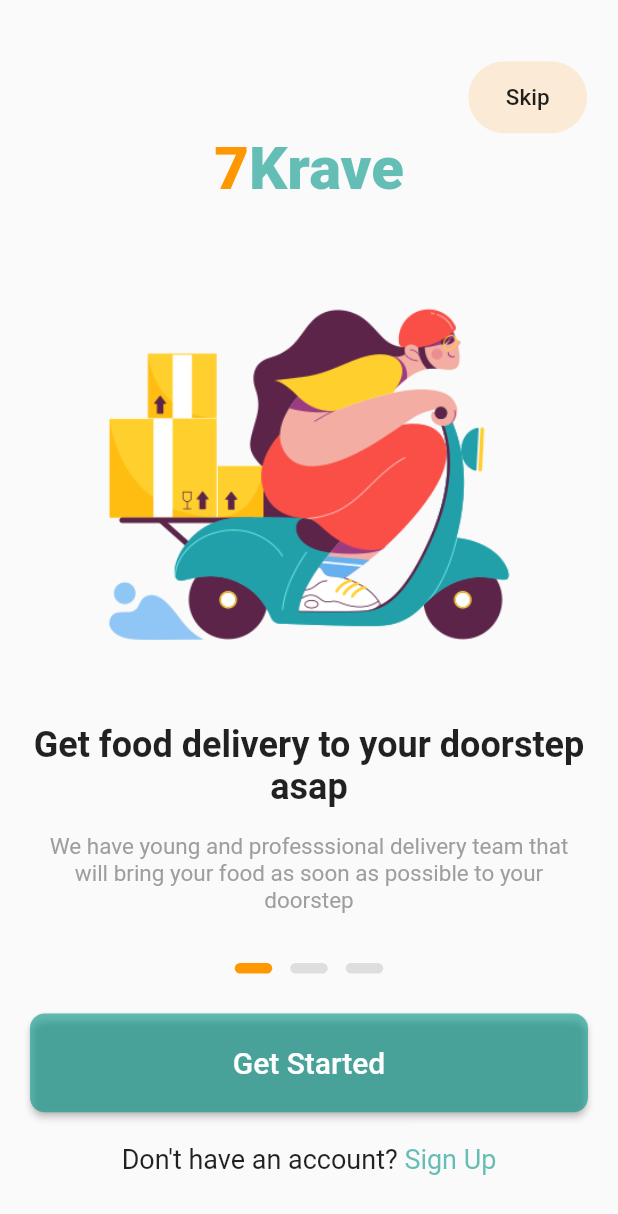
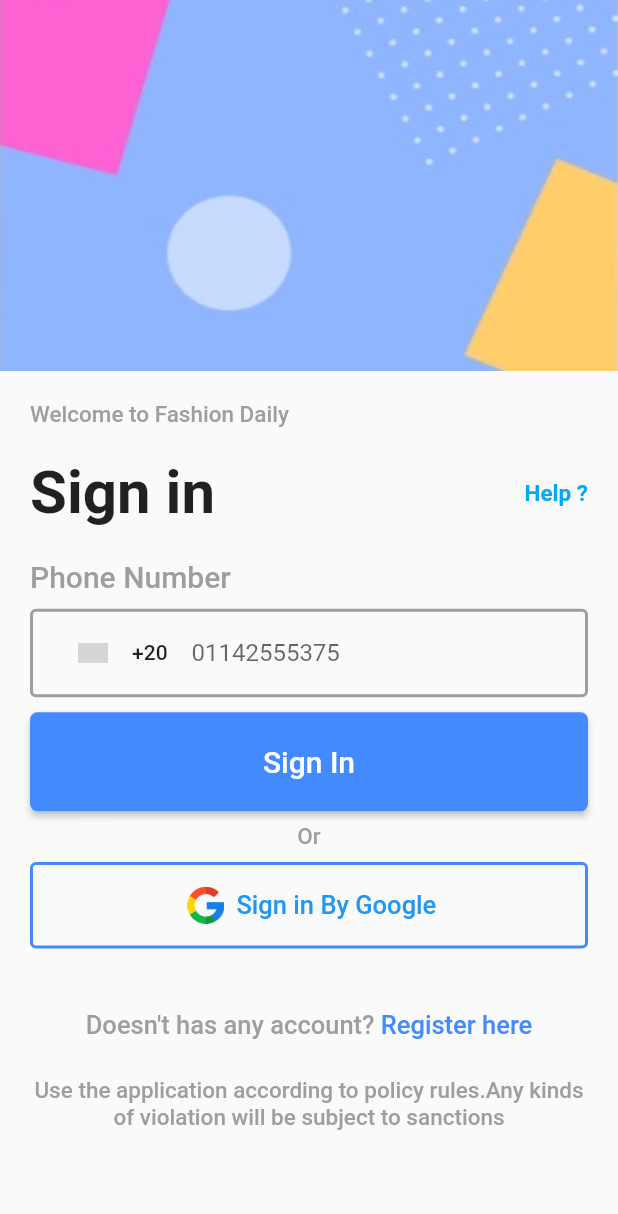
Before and after one commit to sherif17/Algoriza_Flutter_Internship, a Flutter app: the screen it shows after launch, after a tap on "Skip", on a phone screen of 412 x 824 dp. Shown: the top 1214 px of the screen. Run offline on Flutter 3.47's test engine with Material 2 defaults, Android fonts, the phone set to English and light mode, and no system bars; drawn by our look-alikes of country_code_picker, dots_indicator; grey boxes are pictures that could not be loaded.

Commit message:
Login_Screen

```diff
--- /dev/null
+++ b/login_register_app/lib/UI/login/login.dart
@@ -0,0 +1,199 @@
+import 'package:country_code_picker/country_code_picker.dart';
+import 'package:flutter/material.dart';
+import 'package:flutter/widgets.dart';
+
+class Login extends StatelessWidget {
+  const Login({Key? key}) : super(key: key);
+
+  @override
+  Widget build(BuildContext context) {
+    Size size = MediaQuery.of(context).size;
+    return Scaffold(
+      body: SingleChildScrollView(
+        child: Column(
+          children: [
+            SizedBox(
+              width: size.width,
+              height: size.height * 0.3,
+              child: Image.asset(
+                "assets/images/background.png",
+                fit: BoxFit.fill,
+              ),
+            ),
+            Column(
+              crossAxisAlignment: CrossAxisAlignment.center,
+              children: [
+                Padding(
+                  padding: const EdgeInsets.all(20),
+                  child: Row(
+                    children: const [
+                      Text("Welcome to Fashion Daily",
+                          style: TextStyle(
+                              fontSize: 15,
+                              fontWeight: FontWeight.w500,
+                              color: Colors.grey))
+                    ],
+                  ),
+                ),
+                Padding(
+                  padding: EdgeInsets.symmetric(horizontal: 20),
+                  child: Row(
+                    mainAxisAlignment: MainAxisAlignment.spaceBetween,
+                    crossAxisAlignment: CrossAxisAlignment.center,
+                    children: const [
+                      Text("Sign in",
+                          style: TextStyle(
+                            fontSize: 40,
+                            fontWeight: FontWeight.bold,
+                          )),
+                      Text("Help ?",
+                          style: TextStyle(
+                              fontSize: 15,
+                              fontWeight: FontWeight.bold,
+                              color: Colors.lightBlue))
+                    ],
+                  ),
+                ),
+                SizedBox(
+                  height: size.height * 0.025,
+                ),
+                Padding(
+                  padding: const EdgeInsets.symmetric(horizontal: 20),
+                  child: Row(
+                    children: const [
+                      Text("Phone Number",
+                          style: TextStyle(
+                              fontSize: 20,
+                              fontWeight: FontWeight.w500,
+                              color: Colors.grey)),
+                    ],
+                  ),
+                ),
+                Padding(
+                  padding:
+                      const EdgeInsets.symmetric(horizontal: 20, vertical: 10),
+                  child: TextFormField(
+                    decoration: InputDecoration(
+                      border: const OutlineInputBorder(),
+                      enabledBorder: const OutlineInputBorder(
+                        borderSide: BorderSide(color: Colors.grey, width: 2.0),
+                      ),
+                      hintText: "01142555375",
+                      prefixIcon: CountryCodePicker(
+                        onChanged: print,
+                        // Initial selection and favorite can be one of code ('IT') OR dial_code('+39')
+                        initialSelection: '+20',
+                        favorite: ['+20', 'مصر'],
+                        // optional. Shows only country name and flag
+                        showCountryOnly: true,
+                        flagWidth: 20,
+                        // optional. Shows only country name and flag when popup is closed.
+                        showOnlyCountryWhenClosed: false,
+                        // optional. aligns the flag and the Text left
+                        alignLeft: false,
+                      ),
+                    ),
+                  ),
+                ),
+                Padding(
+                  padding: const EdgeInsets.symmetric(horizontal: 20),
+                  child: Container(
+                    width: double.infinity,
+                    height: size.height * 0.08,
+                    child: ElevatedButton(
+                      style: ElevatedButton.styleFrom(
+                          primary: Colors.blueAccent, //.withOpacity(0.6),
+                          shape: RoundedRectangleBorder(
+                              borderRadius: BorderRadius.circular(5))),
+                      child: const Text(
+                        'Sign In',
+                        style: TextStyle(fontSize: 20, color: Colors.white),
+                      ),
+                      onPressed: () {
+                        Navigator.pushNamed(context, '/login');
+                      },
+                    ),
+                  ),
+                ),
+                Padding(
+                  padding: const EdgeInsets.all(8.0),
+                  child: Row(
+                    mainAxisAlignment: MainAxisAlignment.center,
+                    children: const [
+                      Text("Or",
+                          style: TextStyle(
+                              fontSize: 15,
+                              fontWeight: FontWeight.w500,
+                              color: Colors.grey)),
+                    ],
+                  ),
+                ),
+                Padding(
+                  padding: const EdgeInsets.symmetric(horizontal: 20),
+                  child: Container(
+                    width: double.infinity,
+                    height: size.height * 0.07,
+                    child: OutlinedButton(
+                      style: OutlinedButton.styleFrom(
+                        //  backgroundColor: Colors.black,
+                        // primary: Colors.white,
+                        side: const BorderSide(
+                            color: Colors.blueAccent, width: 2), //<-- SEE HERE
+                      ),
+                      onPressed: () {},
+                      child: Row(
+                        mainAxisAlignment: MainAxisAlignment.center,
+                        children: [
+                          Padding(
+                            padding: const EdgeInsets.all(8.0),
+                            child: Image.asset("assets/images/google.png",
+                                width: size.width * 0.06),
+                          ),
+                          const Text(
+                            'Sign in By Google ',
+                            style: TextStyle(fontSize: 17),
+                          ),
+                        ],
+                      ),
+                    ),
+                  ),
+                ),
+                Padding(
+                  padding: EdgeInsets.only(top: size.height * 0.05),
+                  child: Row(
+                      mainAxisAlignment: MainAxisAlignment.center,
+                      children: const [
+                        Text("Doesn't has any account?",
+                            style: TextStyle(
+                                fontSize: 17,
+                                fontWeight: FontWeight.w500,
+                                color: Colors.grey)),
+                        Text(" Register here",
+                            style: TextStyle(
+                                fontSize: 17,
+                                fontWeight: FontWeight.w500,
+                                color: Colors.blueAccent)),
+                      ]),
+                ),
+                Padding(
+                  padding: EdgeInsets.symmetric(
+                      vertical: size.height * 0.03,
+                      horizontal: size.width * 0.05),
+                  child: const Text(
+                      "Use the application according to policy rules.Any kinds of violation will be subject to sanctions",
+                      overflow: TextOverflow.visible,
+                      textAlign: TextAlign.center,
+                      style: TextStyle(
+                          fontSize: 15,
+                          overflow: TextOverflow.visible,
+                          fontWeight: FontWeight.w500,
+                          color: Colors.grey)),
+                )
+              ],
+            )
+          ],
+        ),
+      ),
+    );
+  }
+}
--- /dev/null
+++ b/login_register_app/lib/UI/onBoarding/OnBoardingModel.dart
@@ -0,0 +1,39 @@
+import 'package:flutter/widgets.dart';
+
+class OnBoardingModel extends StatelessWidget {
+  final List<Widget> text;
+  final String imagePath;
+
+  const OnBoardingModel(this.text, this.imagePath, {Key? key})
+      : super(key: key);
+
+  @override
+  Widget build(BuildContext context) {
+    return Container(
+      // color: Colors.tealAccent.shade100,
+      child: Column(
+        children: [
+          Expanded(
+            flex: 2,
+            child: SafeArea(
+              child: Padding(
+                padding: const EdgeInsets.all(0),
+                child: Image.asset(imagePath),
+              ),
+            ),
+          ),
+          Expanded(
+              flex: 1,
+              child: Padding(
+                padding: const EdgeInsets.all(1),
+                child: Column(
+                    crossAxisAlignment: CrossAxisAlignment.center,
+                    mainAxisSize: MainAxisSize.max,
+                    mainAxisAlignment: MainAxisAlignment.start,
+                    children: text),
+              )),
+        ],
+      ),
+    );
+  }
+}
--- a/login_register_app/lib/UI/onBoarding/onBoarding.dart
+++ b/login_register_app/lib/UI/onBoarding/onBoarding.dart
@@ -25,7 +25,9 @@
               mainAxisAlignment: MainAxisAlignment.end,
               children: [
                 GestureDetector(
-                  onTap: () {},
+                  onTap: () {
+                    Navigator.pushNamed(context, '/login');
+                  },
                   child: Container(
                     alignment: Alignment.center,
                     decoration: BoxDecoration(
@@ -82,7 +84,9 @@
                   'Get Started',
                   style: TextStyle(fontSize: 20, color: Colors.white),
                 ),
-                onPressed: () {},
+                onPressed: () {
+                  Navigator.pushNamed(context, '/login');
+                },
               ),
             ),
           ),
--- a/login_register_app/lib/UI/onBoarding/onBoardingSlider.dart
+++ b/login_register_app/lib/UI/onBoarding/onBoardingSlider.dart
@@ -1,6 +1,7 @@
 import 'dart:io';
 import 'package:dots_indicator/dots_indicator.dart';
 import 'package:flutter/material.dart';
+import 'package:login_register_app/UI/onBoarding/OnBoardingModel.dart';
 
 class OnBoardingSlider extends StatefulWidget {
   const OnBoardingSlider({Key? key}) : super(key: key);
@@ -36,7 +37,7 @@
               controller: controller,
               onPageChanged: _updatePosition,
               children: [
-                OnboardingScreen([
+                OnBoardingModel([
                   Padding(
                     padding: const EdgeInsets.symmetric(horizontal: 20),
                     child: Column(
@@ -63,7 +64,7 @@
                   ),
                   // Padding(padding: EdgeInsets.all(12.0)),
                 ], "assets/images/sammy-delivery-1.png"),
-                OnboardingScreen(
+                OnBoardingModel(
                   [
                     Padding(
                       padding: const EdgeInsets.all(19),
@@ -95,7 +96,7 @@
                   ],
                   "assets/images/sammy-delivery-by-drone.png",
                 ),
-                OnboardingScreen(
+                OnBoardingModel(
                   [
                     Padding(
                       padding: const EdgeInsets.all(19),
@@ -163,41 +164,3 @@
     );
   }
 }
-
-class OnboardingScreen extends StatelessWidget {
-  final List<Widget> text;
-  final String imagePath;
-
-  const OnboardingScreen(this.text, this.imagePath, {Key? key})
-      : super(key: key);
-
-  @override
-  Widget build(BuildContext context) {
-    return Container(
-      // color: Colors.tealAccent.shade100,
-      child: Column(
-        children: [
-          Expanded(
-            flex: 2,
-            child: SafeArea(
-              child: Padding(
-                padding: const EdgeInsets.all(0),
-                child: Image.asset(imagePath),
-              ),
-            ),
-          ),
-          Expanded(
-              flex: 1,
-              child: Padding(
-                padding: const EdgeInsets.all(1),
-                child: Column(
-                    crossAxisAlignment: CrossAxisAlignment.center,
-                    mainAxisSize: MainAxisSize.max,
-                    mainAxisAlignment: MainAxisAlignment.start,
-                    children: text),
-              )),
-        ],
-      ),
-    );
-  }
-}
--- a/login_register_app/lib/UI/onBoarding/sliderModel.dart
+++ /dev/null
@@ -1,74 +0,0 @@
-import 'package:flutter/material.dart';
-
-class SliderModel {
-  String imageAssetPath;
-  String title;
-  String desc;
-
-  SliderModel(
-      {required this.imageAssetPath, required this.title, required this.desc});
-
-  void setImageAssetPath(String getImageAssetPath) {
-    imageAssetPath = getImageAssetPath;
-  }
-
-  void setTitle(String getTitle) {
-    title = getTitle;
-  }
-
-  void setDesc(String getDesc) {
-    desc = getDesc;
-  }
-
-  String getImageAssetPath() {
-    return imageAssetPath;
-  }
-
-  String getTitle() {
-    return title;
-  }
-
-  String getDesc() {
-    return desc;
-  }
-}
-
-List<SliderModel> getSlides() {
-  List<SliderModel> slides = <SliderModel>[];
-  SliderModel sliderModel = SliderModel(
-      title: 'gg', imageAssetPath: "assets/illustration.png", desc: "hh");
-
-  //1
-  sliderModel.setDesc(
-      "Discover Restaurants offering the best fast food food near you on Foodwa");
-  sliderModel.setTitle("Search");
-  sliderModel.setImageAssetPath("assets/illustration.png");
-  slides.add(sliderModel);
-
-  sliderModel = SliderModel(
-      desc: "Discover",
-      imageAssetPath: "assets/illustration.png",
-      title: "Search");
-
-  //2
-  sliderModel.setDesc(
-      "Our veggie plan is filled with delicious seasonal vegetables, whole grains, beautiful cheeses and vegetarian proteins");
-  sliderModel.setTitle("Order");
-  sliderModel.setImageAssetPath("assets/illustration2.png");
-  slides.add(sliderModel);
-
-  sliderModel = SliderModel(
-      desc: "Our", imageAssetPath: "assets/illustration2.png", title: "Order");
-
-  //3
-  sliderModel.setDesc(
-      "Food delivery or pickup from local restaurants, Explore restaurants that deliver near you.");
-  sliderModel.setTitle("Eat");
-  sliderModel.setImageAssetPath("assets/illustration3.png");
-  slides.add(sliderModel);
-
-  sliderModel = SliderModel(
-      desc: "Food", imageAssetPath: "assets/illustration3.png", title: "Eat");
-
-  return slides;
-}
--- a/login_register_app/lib/main.dart
+++ b/login_register_app/lib/main.dart
@@ -1,4 +1,5 @@
 import 'package:flutter/material.dart';
+import 'package:login_register_app/UI/login/login.dart';
 import 'package:login_register_app/UI/onBoarding/onBoarding.dart';
 
 void main() {
@@ -17,6 +18,13 @@
       theme: ThemeData(
         primarySwatch: Colors.blue,
       ),
+      initialRoute: '/',
+      routes: {
+        // When navigating to the "/" route, build the FirstScreen widget.
+        '/login': (context) => const Login(),
+        // When navigating to the "/second" route, build the SecondScreen widget.
+        //'/second': (context) => const SecondScreen(),
+      },
       home: const OnBoarding(),
     );
   }
--- a/login_register_app/pubspec.yaml
+++ b/login_register_app/pubspec.yaml
@@ -35,6 +35,7 @@
   # Use with the CupertinoIcons class for iOS style icons.
   cupertino_icons: ^1.0.2
   dots_indicator: ^2.1.0
+  country_code_picker: ^2.0.2
 
 dev_dependencies:
   flutter_test:
```
Also changed, not shown: login_register_app/assets/images/background.png (added), login_register_app/assets/images/google.png (added), login_register_app/pubspec.lock.
